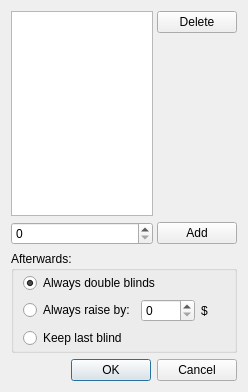
pokerth/pokerth, file src/gui/qt/manualblindsorderdialog.ui: the form before one commit.
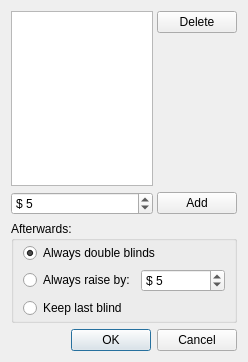
The form after the commit.

Diff of the .ui file:
```diff
--- a/src/gui/qt/manualblindsorderdialog.ui
+++ b/src/gui/qt/manualblindsorderdialog.ui
@@ -6,7 +6,7 @@
     <x>0</x>
     <y>0</y>
     <width>248</width>
-    <height>392</height>
+    <height>362</height>
    </rect>
   </property>
   <property name="windowTitle" >
@@ -43,8 +43,14 @@
      </item>
      <item row="2" column="0" >
       <widget class="QSpinBox" name="spinBox_input" >
+       <property name="prefix" >
+        <string>$ </string>
+       </property>
        <property name="maximum" >
-        <number>9999</number>
+        <number>5000</number>
+       </property>
+       <property name="value" >
+        <number>5</number>
        </property>
       </widget>
      </item>
@@ -90,15 +96,17 @@
         </item>
         <item>
          <widget class="QSpinBox" name="spinBox_alwaysRaiseValue" >
+          <property name="prefix" >
+           <string>$ </string>
+          </property>
           <property name="maximum" >
-           <number>9999</number>
+           <number>5000</number>
           </property>
-         </widget>
-        </item>
-        <item>
-         <widget class="QLabel" name="label" >
-          <property name="text" >
-           <string>$</string>
+          <property name="singleStep" >
+           <number>5</number>
+          </property>
+          <property name="value" >
+           <number>5</number>
           </property>
          </widget>
         </item>
```
